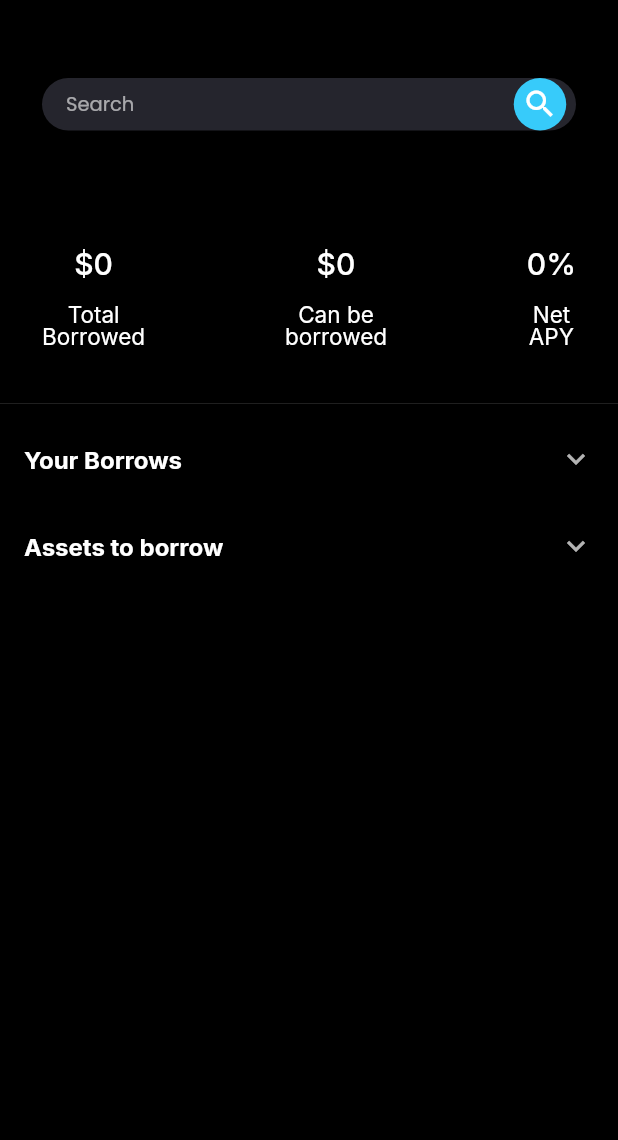
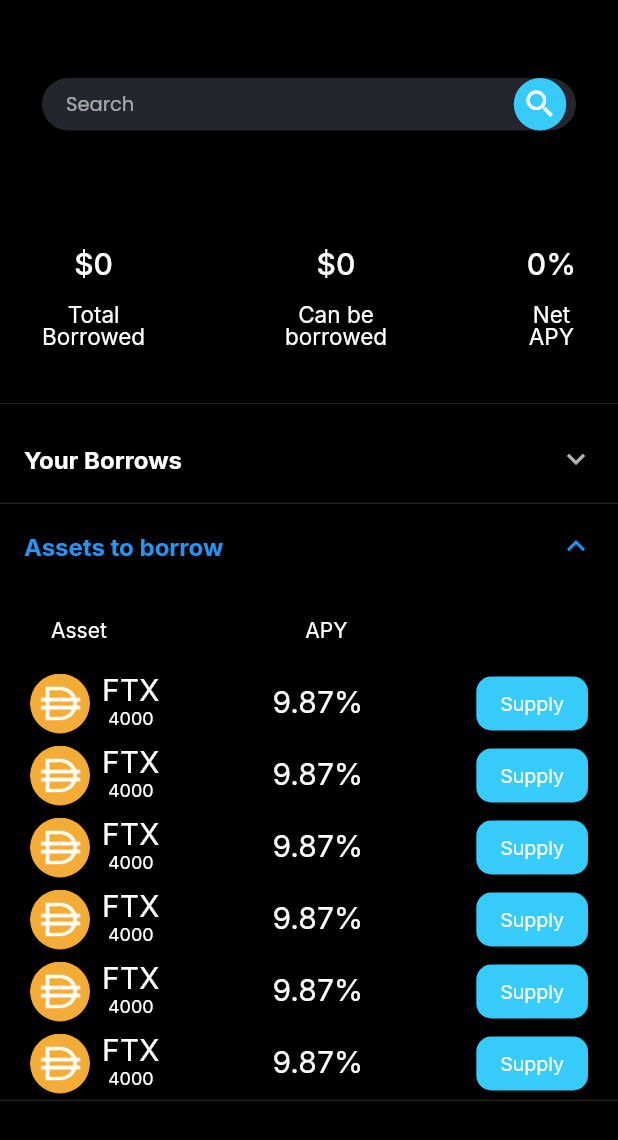
Before and after one commit to AbhivanshBhatnagar/blockchain-testing, a Flutter app: the BorrowTabContent widget shown alone on an empty page, opened directly, on a phone screen of 412 x 824 dp. Shown: the top 1140 px of the screen. Run offline on Flutter 3.47's test engine with Material 2 defaults, Android fonts, the phone set to English and light mode, and no system bars; our stand-ins replace animated_custom_dropdown, animated_splash_screen, auto_route, cached_network_image, dots_indicator, dropdown_button2 and 13 more; missing offline and left inert: bip39, dart:ffi, dart_bip32_bip44, ed25519_hd_key, encrypted_shared_preferences, ens_dart and 12 more; accounts and stored records are empty.

Commit message:
improve lend and borrow

```diff
--- a/lib/presentation/main/lend_borrow/borrow_tab_content.dart
+++ b/lib/presentation/main/lend_borrow/borrow_tab_content.dart
@@ -3,7 +3,9 @@ import 'package:flutter_riverpod/flutter_riverpod.dart';
 import 'package:google_fonts/google_fonts.dart';
 import 'package:test_project/presentation/borrow/borrow_screen.dart';
 import 'package:test_project/presentation/main/home/widgets/token_tile.dart';
+import 'package:test_project/presentation/main/lend_borrow/widgets/asset_tile.dart';
 import 'package:test_project/presentation/main/lend_borrow/widgets/custom_textfield.dart';
+import 'package:test_project/presentation/main/lend_borrow/widgets/panel_subtitle.dart';
 import 'package:test_project/presentation/main/lend_borrow/widgets/stat.dart';
 
 class BorrowTabContent extends ConsumerWidget {
@@ -48,29 +50,34 @@ class BorrowTabContent extends ConsumerWidget {
                           fontSize: 16, fontWeight: FontWeight.bold),
                     ),
                     children: [
+                      const PanelSubTitleWidget(),
                       InkResponse(
                           onTap: () => Navigator.of(context).push(
                               MaterialPageRoute(
                                   builder: (context) => const BorrowScreen())),
-                          child: const TokenTile()),
-                      const TokenTile(),
-                      const TokenTile(),
-                      const TokenTile(),
-                      const TokenTile()
+                          child: const AssetTile()),
+                      const AssetTile(),
+                      const AssetTile(),
+                      const AssetTile(),
+                      const AssetTile()
                     ],
                   ),
                   ExpansionTile(
+                    controlAffinity: ListTileControlAffinity.trailing,
+                    initiallyExpanded: true,
                     title: Text(
                       "Assets to borrow",
                       style: GoogleFonts.inter(
                           fontSize: 16, fontWeight: FontWeight.bold),
                     ),
                     children: const [
-                      TokenTile(),
-                      TokenTile(),
-                      TokenTile(),
-                      TokenTile(),
-                      TokenTile()
+                      PanelSubTitleWidget(),
+                      AssetTile(),
+                      AssetTile(),
+                      AssetTile(),
+                      AssetTile(),
+                      AssetTile(),
+                      AssetTile(),
                     ],
                   )
                 ],
--- a/lib/presentation/main/lend_borrow/lend_tab_content.dart
+++ b/lib/presentation/main/lend_borrow/lend_tab_content.dart
@@ -3,7 +3,9 @@ import 'package:flutter_riverpod/flutter_riverpod.dart';
 import 'package:google_fonts/google_fonts.dart';
 import 'package:test_project/presentation/lend/lend_screen.dart';
 import 'package:test_project/presentation/main/home/widgets/token_tile.dart';
+import 'package:test_project/presentation/main/lend_borrow/widgets/asset_tile.dart';
 import 'package:test_project/presentation/main/lend_borrow/widgets/custom_textfield.dart';
+import 'package:test_project/presentation/main/lend_borrow/widgets/panel_subtitle.dart';
 import 'package:test_project/presentation/main/lend_borrow/widgets/stat.dart';
 
 class LendTabContent extends ConsumerWidget {
@@ -48,11 +50,16 @@ class LendTabContent extends ConsumerWidget {
                         fontSize: 16, fontWeight: FontWeight.bold),
                   ),
                   children: [
-                    TokenTile(),
-                    TokenTile(),
-                    TokenTile(),
-                    TokenTile(),
-                    TokenTile()
+                    const PanelSubTitleWidget(),
+                    InkResponse(
+                        onTap: () => Navigator.of(context).push(
+                            MaterialPageRoute(
+                                builder: (context) => const LendScreen())),
+                        child: const AssetTile()),
+                    const AssetTile(),
+                    const AssetTile(),
+                    const AssetTile(),
+                    const AssetTile()
                   ],
                 ),
                 ExpansionTile(
@@ -62,15 +69,16 @@ class LendTabContent extends ConsumerWidget {
                         fontSize: 16, fontWeight: FontWeight.bold),
                   ),
                   children: [
+                    const PanelSubTitleWidget(),
                     InkResponse(
                         onTap: () => Navigator.of(context).push(
                             MaterialPageRoute(
                                 builder: (context) => const LendScreen())),
-                        child: TokenTile()),
-                    TokenTile(),
-                    TokenTile(),
-                    TokenTile(),
-                    TokenTile()
+                        child: const AssetTile()),
+                    const AssetTile(),
+                    const AssetTile(),
+                    const AssetTile(),
+                    const AssetTile()
                   ],
                 )
               ],
--- /dev/null
+++ b/lib/presentation/main/lend_borrow/widgets/asset_tile.dart
@@ -0,0 +1,68 @@
+import 'package:flutter/material.dart';
+import 'package:flutter_riverpod/flutter_riverpod.dart';
+import 'package:google_fonts/google_fonts.dart';
+
+class AssetTile extends ConsumerWidget {
+  const AssetTile({super.key});
+
+  @override
+  Widget build(BuildContext context, WidgetRef ref) {
+    return Padding(
+      padding: const EdgeInsets.only(left: 20, right: 20),
+      child: Row(
+        children: [
+          const CircleAvatar(
+            backgroundImage: AssetImage("assets/dai.png"),
+          ),
+          const SizedBox(width: 8),
+          Column(
+            children: [
+              Text(
+                'FTX',
+                textAlign: TextAlign.center,
+                style: GoogleFonts.inter().copyWith(
+                  fontSize: 20,
+                  fontWeight: FontWeight.normal,
+                ),
+              ),
+              Text(
+                '4000',
+                textAlign: TextAlign.center,
+                style: GoogleFonts.inter().copyWith(
+                  fontSize: 12,
+                  height: 1.3,
+                  fontWeight: FontWeight.normal,
+                ),
+              )
+            ],
+          ),
+          const Spacer(),
+          Text(
+            '9.87%',
+            textAlign: TextAlign.center,
+            style: GoogleFonts.inter().copyWith(
+              fontSize: 20,
+              fontWeight: FontWeight.normal,
+            ),
+          ),
+          const Spacer(),
+          MaterialButton(
+            minWidth: 65,
+            color: const Color(0xFF37CBFA),
+            shape:
+                RoundedRectangleBorder(borderRadius: BorderRadius.circular(10)),
+            onPressed: () {},
+            child: Text(
+              'Supply',
+              textAlign: TextAlign.center,
+              style: GoogleFonts.inter().copyWith(
+                fontSize: 13,
+                fontWeight: FontWeight.normal,
+              ),
+            ),
+          )
+        ],
+      ),
+    );
+  }
+}
--- /dev/null
+++ b/lib/presentation/main/lend_borrow/widgets/panel_subtitle.dart
@@ -0,0 +1,30 @@
+import 'package:flutter/material.dart';
+import 'package:flutter_riverpod/flutter_riverpod.dart';
+import 'package:google_fonts/google_fonts.dart';
+
+class PanelSubTitleWidget extends ConsumerWidget {
+  const PanelSubTitleWidget({super.key});
+
+  @override
+  Widget build(BuildContext context, WidgetRef ref) {
+    return Padding(
+      padding: const EdgeInsets.fromLTRB(34, 16, 48, 16),
+      child: Row(
+        children: [
+          Text(
+            'Asset',
+            textAlign: TextAlign.center,
+            style: GoogleFonts.inter(height: 1.5, color: Colors.white),
+          ),
+          Expanded(child: Container()),
+          Text(
+            'APY',
+            textAlign: TextAlign.center,
+            style: GoogleFonts.inter(height: 1.5, color: Colors.white),
+          ),
+          Expanded(child: Container()),
+        ],
+      ),
+    );
+  }
+}
```
